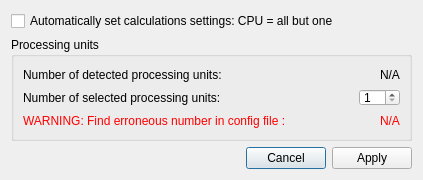
Above: morphologist/core/gui/ui/runner_settings_widget.ui from brainvisa/morphologist before the change. Below: the same form after it.
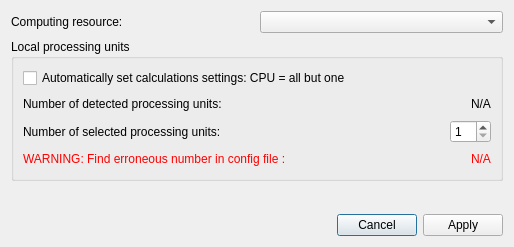
That is the form after the change.

Commit message:
ENH: set computing resource from the calculations settings dialog.
Also available in study config dialog, for now. Is it OK ?

```diff
--- a/morphologist/core/gui/ui/runner_settings_widget.ui
+++ b/morphologist/core/gui/ui/runner_settings_widget.ui
@@ -9,8 +9,8 @@
    <rect>
     <x>0</x>
     <y>0</y>
-    <width>423</width>
-    <height>180</height>
+    <width>514</width>
+    <height>247</height>
    </rect>
   </property>
   <property name="sizePolicy">
@@ -19,18 +19,6 @@
     <verstretch>0</verstretch>
    </sizepolicy>
   </property>
-  <property name="minimumSize">
-   <size>
-    <width>423</width>
-    <height>180</height>
-   </size>
-  </property>
-  <property name="maximumSize">
-   <size>
-    <width>423</width>
-    <height>180</height>
-   </size>
-  </property>
   <property name="windowTitle">
    <string>Calculations settings</string>
   </property>
@@ -39,28 +27,35 @@
   </property>
   <layout class="QVBoxLayout" name="verticalLayout">
    <item>
-    <widget class="QCheckBox" name="auto_checkBox">
-     <property name="text">
-      <string>Automatically set calculations settings: CPU = all but one</string>
-     </property>
-    </widget>
+    <layout class="QHBoxLayout" name="horizontalLayout_1">
+     <item>
+      <widget class="QLabel" name="computing_resource_label">
+       <property name="text">
+        <string>Computing resource:</string>
+       </property>
+      </widget>
+     </item>
+     <item>
+      <widget class="QComboBox" name="computing_resource_combobox"/>
+     </item>
+    </layout>
    </item>
    <item>
     <widget class="QGroupBox" name="cpu_groupBox">
      <property name="title">
-      <string>Processing units</string>
+      <string>Local processing units</string>
      </property>
      <layout class="QVBoxLayout" name="verticalLayout_2">
       <item>
        <layout class="QGridLayout" name="gridLayout">
-        <item row="0" column="0">
+        <item row="1" column="0">
          <widget class="QLabel" name="max_cpu_label">
           <property name="text">
            <string>Number of detected processing units:</string>
           </property>
          </widget>
         </item>
-        <item row="0" column="2">
+        <item row="1" column="2">
          <layout class="QHBoxLayout" name="horizontalLayout_2">
           <item>
            <spacer name="horizontalSpacer_2">
@@ -84,14 +79,14 @@
           </item>
          </layout>
         </item>
-        <item row="1" column="0">
+        <item row="2" column="0">
          <widget class="QLabel" name="selected_cpu_label">
           <property name="text">
            <string>Number of selected processing units:</string>
           </property>
          </widget>
         </item>
-        <item row="1" column="2">
+        <item row="2" column="2">
          <layout class="QHBoxLayout" name="horizontalLayout">
           <item>
            <spacer name="horizontalSpacer">
@@ -115,7 +110,7 @@
           </item>
          </layout>
         </item>
-        <item row="2" column="2">
+        <item row="3" column="2">
          <layout class="QHBoxLayout" name="horizontalLayout_3">
           <item>
            <spacer name="horizontalSpacer_3">
@@ -176,7 +171,7 @@
           </item>
          </layout>
         </item>
-        <item row="2" column="0">
+        <item row="3" column="0">
          <widget class="QLabel" name="cpu_config_error_label">
           <property name="palette">
            <palette>
@@ -247,6 +242,13 @@
           </property>
          </widget>
         </item>
+        <item row="0" column="0">
+         <widget class="QCheckBox" name="auto_checkBox">
+          <property name="text">
+           <string>Automatically set calculations settings: CPU = all but one</string>
+          </property>
+         </widget>
+        </item>
        </layout>
       </item>
      </layout>
```
The commit also changes 2 other files.
